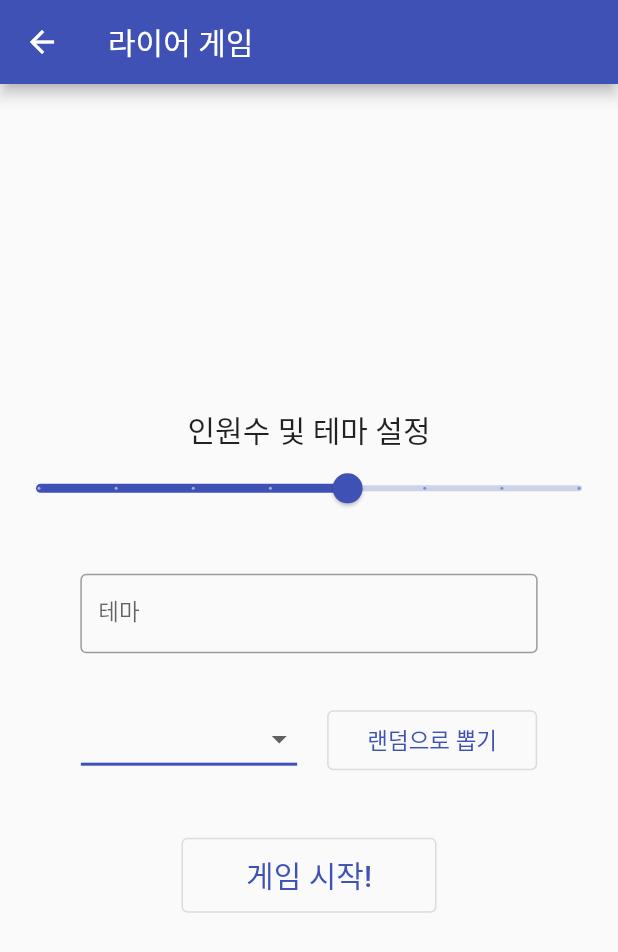
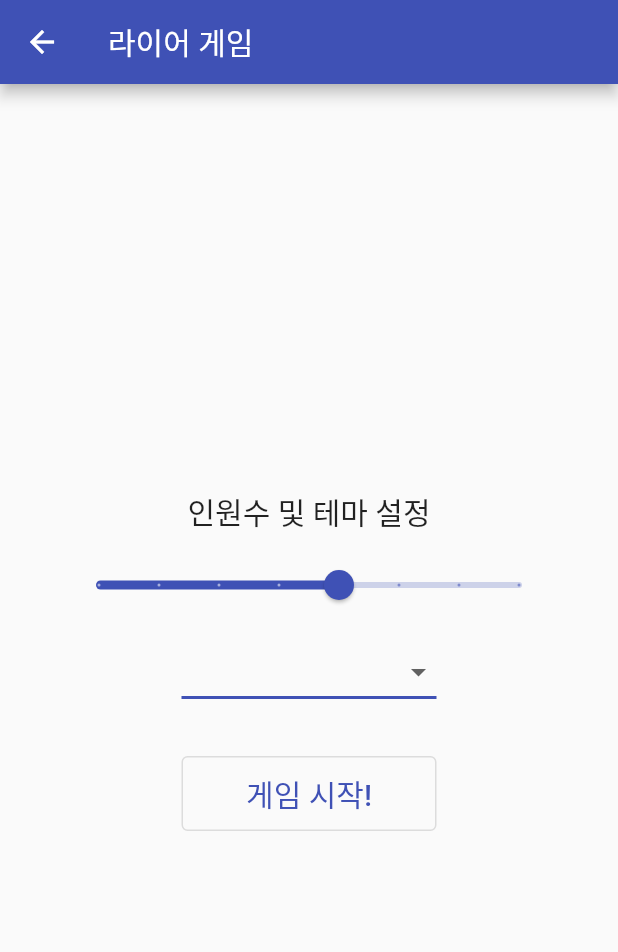
Before and after one commit to zihasoo/Mini-Game-Heaven, a Flutter app: the LiarPrepare screen opened directly, on a phone screen of 412 x 824 dp. Shown: the top 952 px of the screen. Run offline on Flutter 3.47's test engine with Material 2 defaults, Android fonts, the phone set to English and light mode, and no system bars; our stand-ins replace flip_card.

Commit message:
라이어 게임 수정 제시어 안 보이도록 수정 테마, 현재 몇 번째 사람인지 텍스트 추가 종료 이벤트 변경 스플래시 화면 제작중

```diff
--- a/lib/liar_game/liar_prepare_scene.dart
+++ b/lib/liar_game/liar_prepare_scene.dart
@@ -15,7 +15,6 @@ class _LiarPrepareState extends State<LiarPrepare> {
   Map<String, List<String>> themeToWords = {};
   String selectedTheme = "과일";
   double numOfPeople = 7;
-  var controller = TextEditingController();
 
   @override
   void initState() {
@@ -51,7 +50,9 @@ class _LiarPrepareState extends State<LiarPrepare> {
             "인원수 및 테마 설정",
             style: TextStyle(fontSize: 20),
           ),
-          Slider(
+          Padding(
+            padding: const EdgeInsets.symmetric(horizontal: 40, vertical: 10),
+            child: Slider(
               value: numOfPeople,
               onChanged: (newValue) => setState(() {
                 numOfPeople = newValue;
@@ -61,27 +62,10 @@ class _LiarPrepareState extends State<LiarPrepare> {
               divisions: 7,
               label: "${numOfPeople.toInt()} 명",
             ),
-          Padding(
-            padding: EdgeInsets.symmetric(
-                horizontal: MediaQuery.of(context).size.width * 0.13,
-                vertical: MediaQuery.of(context).size.width * 0.08),
-            child: TextField(
-              decoration: InputDecoration(
-                  labelText: "테마",
-                  labelStyle: TextStyle(fontSize: 15),
-                  isDense: true,
-                  border: OutlineInputBorder(borderSide: BorderSide())),
-              style: TextStyle(fontSize: 18),
-              controller: controller,
           ),
-          ),
-          Row(
-            mainAxisAlignment: MainAxisAlignment.center,
-            children: [
           Container(
             height: 50,
-                margin: EdgeInsets.only(right: 20),
-                width: MediaQuery.of(context).size.width * 0.35,
+            width: 170,
             child: DropdownButton(
               isExpanded: true,
               value: selectedTheme,
@@ -106,35 +90,24 @@ class _LiarPrepareState extends State<LiarPrepare> {
               },
             ),
           ),
-              OutlinedButton(
-                onPressed: () {
-                  setState(() {
-                    controller.text = themeToWords[selectedTheme]![
-                        Random().nextInt(themeToWords[selectedTheme]!.length)];
-                  });
-                },
-                child: Text(
-                  "랜덤으로 뽑기",
-                  style: TextStyle(fontSize: 15),
-                ),
-                style: OutlinedButton.styleFrom(fixedSize: Size(140, 40)),
-              ),
-            ],
-          ),
           Padding(
-            padding: const EdgeInsets.only(top: 40),
+            padding: const EdgeInsets.only(top: 30),
             child: OutlinedButton(
               onPressed: () {
                 Navigator.push(
                     context,
                     MaterialPageRoute(
-                        builder: (context) => LiarGame(numOfPeople.toInt(), controller.text)));
+                        builder: (context) => LiarGame(
+                            numOfPeople.toInt(),
+                            selectedTheme,
+                            themeToWords[selectedTheme]![Random().nextInt(
+                                themeToWords[selectedTheme]!.length)])));
               },
+              style: OutlinedButton.styleFrom(fixedSize: Size(170, 50)),
               child: Text(
                 "게임 시작!",
                 style: TextStyle(fontSize: 20),
               ),
-              style: OutlinedButton.styleFrom(fixedSize: Size(170, 50)),
             ),
           ),
         ],
--- a/lib/main.dart
+++ b/lib/main.dart
@@ -1,9 +1,9 @@
 import 'main_scene.dart';
 import 'package:flutter/material.dart';
 
-//TODO 숫자야구: 성공 화면 만들기, 랭크 화면 만들기(노션 API활용), 관전 모드 만들기, 게임 방법 개선(드래그)s
-//TODO 라이어 게임: 구현
-
+//TODO 숫자야구: 성공 화면 만들기, 랭크 화면 만들기(노션 API활용), 관전 모드 만들기, 게임 방법 개선(드래그)
+//TODO 라이어 게임: 연결해서 하는거 만들기
+//TODO 사과 게임: 노션 API써서 학번으로 자기 기록 남기기?
 void main() => runApp(const MyApp());
 
 class MyApp extends StatelessWidget {
```
Also changed, not shown: lib/liar_game/liar_game.dart (+42 -38 lines), lib/load_scene.dart (added, +18 -0 lines). Lines whose indentation alone changed are shown as unchanged.
